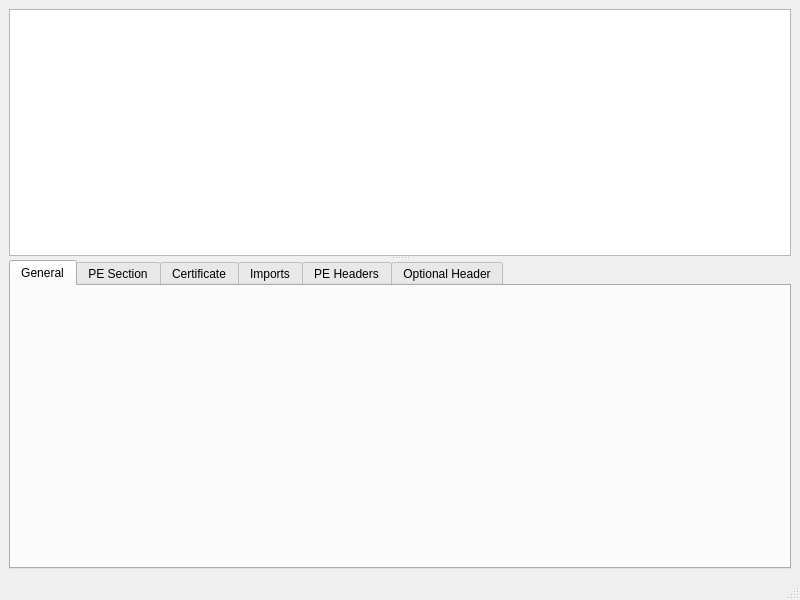
Qt form mainwindow.ui (grzesiekkedzior/DriverSentinel) before a commit.
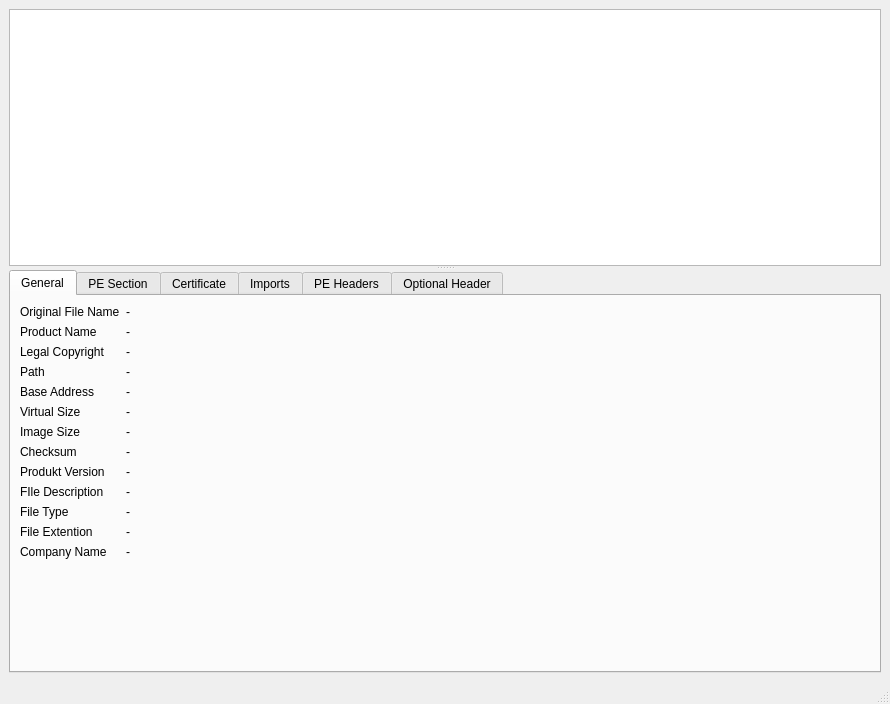
The same form after that commit.

Commit message: Add data to the labels.

Patch:
```diff
--- a/mainwindow.ui
+++ b/mainwindow.ui
@@ -6,8 +6,8 @@
    <rect>
     <x>0</x>
     <y>0</y>
-    <width>800</width>
-    <height>600</height>
+    <width>890</width>
+    <height>704</height>
    </rect>
   </property>
   <property name="windowTitle">
@@ -44,7 +44,196 @@
         </attribute>
         <layout class="QVBoxLayout" name="verticalLayout_2">
          <item>
-          <layout class="QFormLayout" name="formLayout"/>
+          <layout class="QFormLayout" name="formLayout">
+           <item row="0" column="0">
+            <widget class="QLabel" name="originalFilename">
+             <property name="text">
+              <string>Original File Name</string>
+             </property>
+            </widget>
+           </item>
+           <item row="0" column="1">
+            <widget class="QLabel" name="originalFilename_e">
+             <property name="text">
+              <string>-</string>
+             </property>
+             <property name="textFormat">
+              <enum>Qt::TextFormat::AutoText</enum>
+             </property>
+             <property name="scaledContents">
+              <bool>false</bool>
+             </property>
+            </widget>
+           </item>
+           <item row="1" column="0">
+            <widget class="QLabel" name="productName">
+             <property name="text">
+              <string>Product Name</string>
+             </property>
+            </widget>
+           </item>
+           <item row="1" column="1">
+            <widget class="QLabel" name="productName_e">
+             <property name="text">
+              <string>-</string>
+             </property>
+            </widget>
+           </item>
+           <item row="2" column="0">
+            <widget class="QLabel" name="legalCopyright">
+             <property name="text">
+              <string>Legal Copyright</string>
+             </property>
+            </widget>
+           </item>
+           <item row="2" column="1">
+            <widget class="QLabel" name="legalCopyright_e">
+             <property name="text">
+              <string>-</string>
+             </property>
+            </widget>
+           </item>
+           <item row="3" column="0">
+            <widget class="QLabel" name="path">
+             <property name="text">
+              <string>Path</string>
+             </property>
+            </widget>
+           </item>
+           <item row="3" column="1">
+            <widget class="QLabel" name="path_e">
+             <property name="text">
+              <string>-</string>
+             </property>
+            </widget>
+           </item>
+           <item row="4" column="0">
+            <widget class="QLabel" name="baseAddress">
+             <property name="text">
+              <string>Base Address</string>
+             </property>
+            </widget>
+           </item>
+           <item row="4" column="1">
+            <widget class="QLabel" name="baseAddress_e">
+             <property name="text">
+              <string>-</string>
+             </property>
+            </widget>
+           </item>
+           <item row="5" column="0">
+            <widget class="QLabel" name="virtualSize">
+             <property name="text">
+              <string>Virtual Size</string>
+             </property>
+            </widget>
+           </item>
+           <item row="5" column="1">
+            <widget class="QLabel" name="virtualSize_e">
+             <property name="text">
+              <string>-</string>
+             </property>
+            </widget>
+           </item>
+           <item row="6" column="0">
+            <widget class="QLabel" name="imageSize">
+             <property name="text">
+              <string>Image Size</string>
+             </property>
+            </widget>
+           </item>
+           <item row="6" column="1">
+            <widget class="QLabel" name="imageSize_e">
+             <property name="text">
+              <string>-</string>
+             </property>
+            </widget>
+           </item>
+           <item row="7" column="0">
+            <widget class="QLabel" name="checksum">
+             <property name="text">
+              <string>Checksum</string>
+             </property>
+            </widget>
+           </item>
+           <item row="7" column="1">
+            <widget class="QLabel" name="checksum_e">
+             <property name="text">
+              <string>-</string>
+             </property>
+            </widget>
+           </item>
+           <item row="8" column="0">
+            <widget class="QLabel" name="productVersion">
+             <property name="text">
+              <string>Produkt Version</string>
+             </property>
+            </widget>
+           </item>
+           <item row="8" column="1">
+            <widget class="QLabel" name="productVersion_e">
+             <property name="text">
+              <string>-</string>
+             </property>
+            </widget>
+           </item>
+           <item row="9" column="0">
+            <widget class="QLabel" name="fileDescription">
+             <property name="text">
+              <string>FIle Description</string>
+             </property>
+            </widget>
+           </item>
+           <item row="9" column="1">
+            <widget class="QLabel" name="fileDescription_e">
+             <property name="text">
+              <string>-</string>
+             </property>
+            </widget>
+           </item>
+           <item row="10" column="0">
+            <widget class="QLabel" name="fileType">
+             <property name="text">
+              <string>File Type</string>
+             </property>
+            </widget>
+           </item>
+           <item row="10" column="1">
+            <widget class="QLabel" name="fileType_e">
+             <property name="text">
+              <string>-</string>
+             </property>
+            </widget>
+           </item>
+           <item row="11" column="0">
+            <widget class="QLabel" name="fileExtention">
+             <property name="text">
+              <string>File Extention</string>
+             </property>
+            </widget>
+           </item>
+           <item row="11" column="1">
+            <widget class="QLabel" name="fileExtention_e">
+             <property name="text">
+              <string>-</string>
+             </property>
+            </widget>
+           </item>
+           <item row="12" column="0">
+            <widget class="QLabel" name="companyName">
+             <property name="text">
+              <string>Company Name</string>
+             </property>
+            </widget>
+           </item>
+           <item row="12" column="1">
+            <widget class="QLabel" name="companyName_e">
+             <property name="text">
+              <string>-</string>
+             </property>
+            </widget>
+           </item>
+          </layout>
          </item>
         </layout>
        </widget>
```
Left out of the diff: 4 changed lines with no effect on the pictures. The commit also changes 6 other files.
